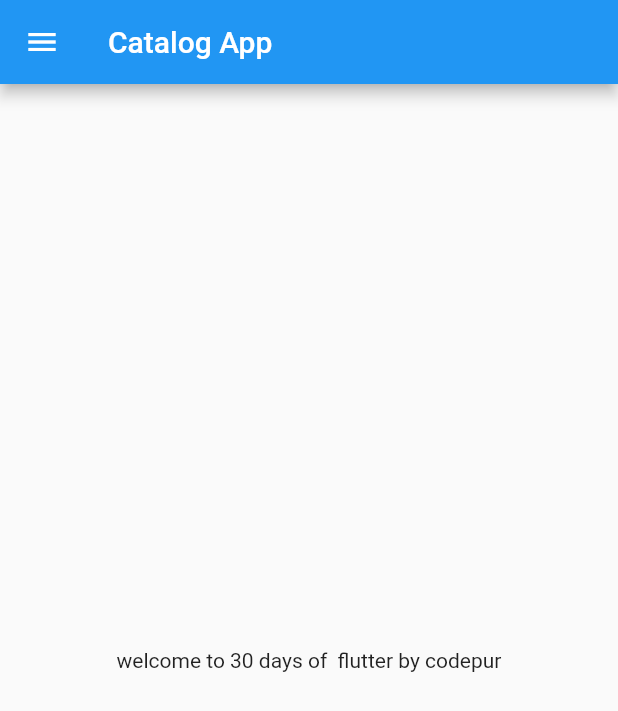
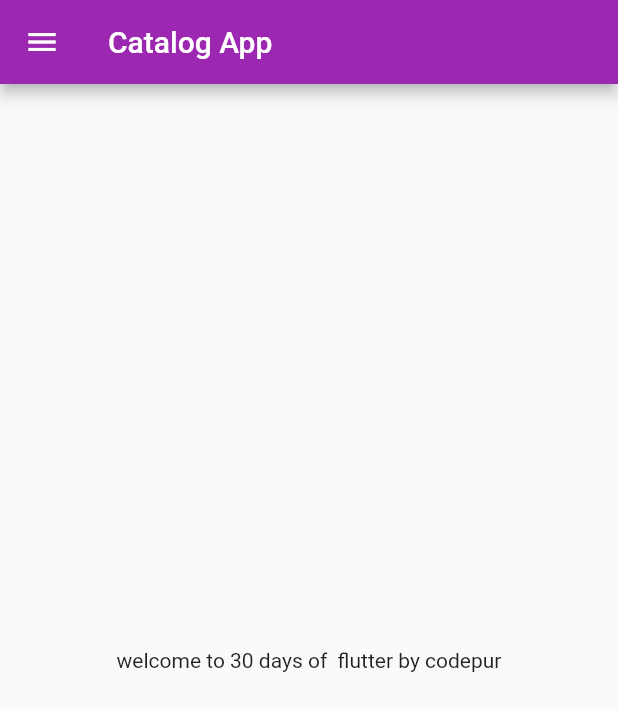
Before and after one commit to pawan-kumawat/Catalog_App, a Flutter app: the screen it shows after launch, on a phone screen of 412 x 824 dp. Shown: the top 711 px of the screen. Run offline on Flutter 3.47's test engine with Material 2 defaults, Android fonts, the phone set to English and light mode, and no system bars.

Commit message:
Day3 completed

```diff
--- a/lib/main.dart
+++ b/lib/main.dart
@@ -1,5 +1,6 @@
 import 'package:flutter/material.dart';
-import 'package:flutter_catalog/home_page.dart';
+import 'package:flutter_catalog/pages/home_page.dart';
+import 'package:flutter_catalog/pages/login_page.dart';
 
 void main() {
   runApp(Myapp());
@@ -9,7 +10,17 @@ class Myapp extends StatelessWidget {
   @override
   Widget build(BuildContext context) {
     return MaterialApp(
-      home: Homepage(),
+      themeMode: ThemeMode.light,
+      theme: ThemeData(primarySwatch: Colors.purple),
+      darkTheme: ThemeData(
+        brightness: Brightness.dark,
+      ),
+      initialRoute: "/home",
+      routes: {
+        "/":(context) => LoginPage(),
+        "/home":(context) => HomePage(),
+        "/login":(context) => LoginPage()
+      },
     );
   }
 }
--- a/lib/home_page.dart
+++ b/lib/pages/home_page.dart
@@ -1,6 +1,6 @@
 import 'package:flutter/material.dart';
 
-class Homepage extends StatelessWidget {
+class HomePage extends StatelessWidget {
   final int days = 30;
   final String name = "codepur";
 
```
Also changed, not shown: lib/pages/login_page.dart (added, +16 -0 lines).
